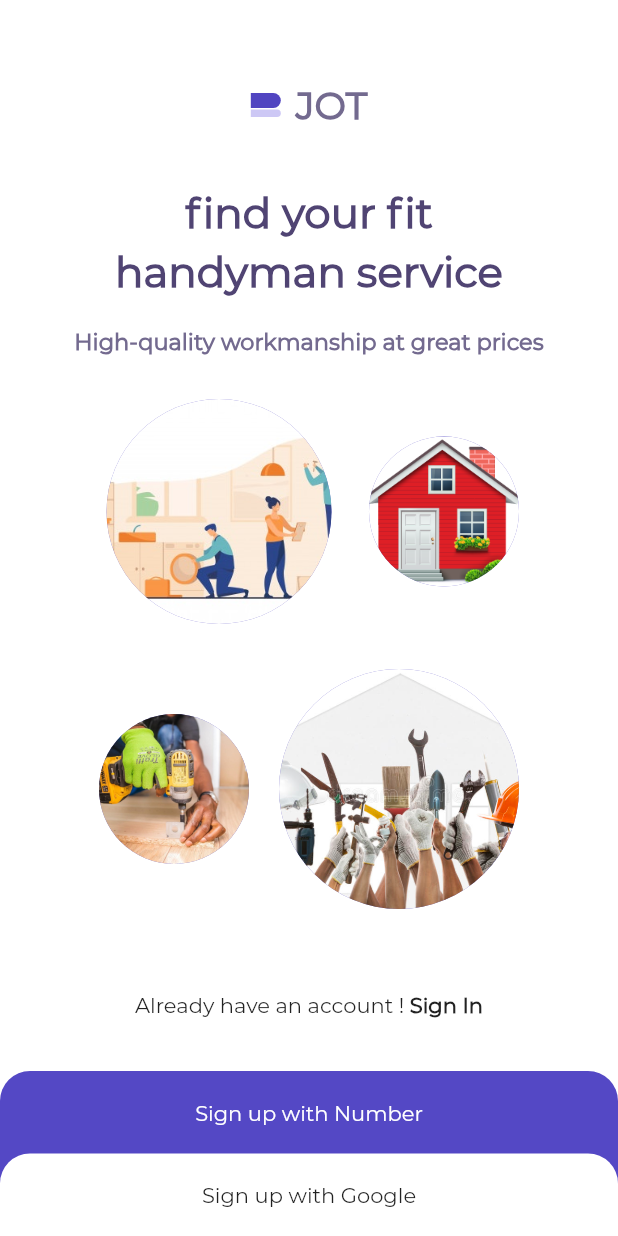
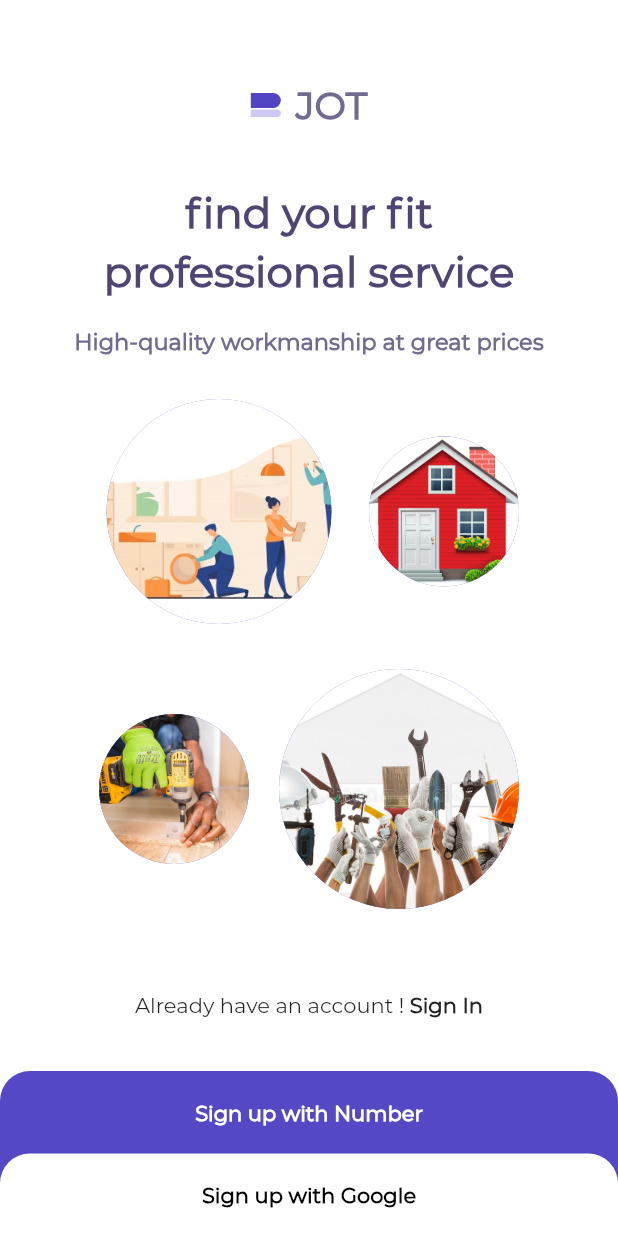
Before and after one commit to KamranAmin786/JOT-Jack_Of_All_Trades, a Flutter app: the screen it shows after launch, after a tap on "Homeowner", on a phone screen of 412 x 824 dp. Run offline on Flutter 3.47's test engine with Material 2 defaults, Android fonts, the phone set to English and light mode, and no system bars; our stand-ins replace cached_network_image, datetime_picker_formfield, easy_localization, firebase_auth, firebase_core, flutter_signin_button and 5 more; missing offline and left inert: google_maps_place_picker; accounts and stored records are empty.

Commit message:
JOT - update 0.2

```diff
--- a/language/en.json
+++ /dev/null
@@ -1,4 +0,0 @@
-{
-  "first_string": "Hello! This is the first message.",
-  "second_string": "If this tutorial helps you, give it a like and subscribe to Reso Coder 😉"
-}
--- a/language/ur.json
+++ /dev/null
@@ -1,4 +0,0 @@
-{
-  "first_string": "Ahoj! Toto je prvá správa.",
-  "second_string": "Ak ti tento tutoriál pomáha, daj mu like a prihlás sa na odber u Reso Codera 😉"
-}
--- a/lib/AppLocalizations .dart
+++ /dev/null
@@ -1,59 +0,0 @@
-import 'dart:async';
-import 'dart:convert';
-import 'package:flutter/material.dart';
-import 'package:flutter/services.dart';
-
-class AppLocalizations {
-  final Locale appLocale;
-
-  AppLocalizations(this.appLocale);
-
-  static AppLocalizations of(BuildContext context) {
-    return Localizations.of<AppLocalizations>(context, AppLocalizations);
-  }
-
-  static const LocalizationsDelegate<AppLocalizations> delegate =
-  _AppLocalizationsDelegate();
-
-  Map<String, String> _localizedStrings;
-
-  Future<bool> load() async {
-    // Load JSON file from the "language" folder
-    String jsonString =
-    await rootBundle.loadString('language/${appLocale.languageCode}.json');
-    Map<String, dynamic> jsonLanguageMap = json.decode(jsonString);
-    _localizedStrings = jsonLanguageMap.map((key, value) {
-      return MapEntry(key, value.toString());
-    });
-    return true;
-  }
-
-  // called from every widget which needs a localized text
-  String translate(String jsonkey) {
-    return _localizedStrings[jsonkey];
-  }
-}
-
-class _AppLocalizationsDelegate
-    extends LocalizationsDelegate<AppLocalizations> {
-  // This delegate instance will never change (it doesn't even have fields!)
-  // It can provide a constant constructor.
-  const _AppLocalizationsDelegate();
-
-  @override
-  bool isSupported(Locale locale) {
-    // Include all of your supported language codes here
-    return ['en', 'ur'].contains(locale.languageCode);
-  }
-
-  @override
-  Future<AppLocalizations> load(Locale locale) async {
-    // AppLocalizations class is where the JSON loading actually runs
-    AppLocalizations localizations = new AppLocalizations(locale);
-    await localizations.load();
-    return localizations;
-  }
-
-  @override
-  bool shouldReload(_AppLocalizationsDelegate old) => false;
-}
--- a/lib/main.dart
+++ b/lib/main.dart
@@ -1,8 +1,7 @@
+import 'package:easy_localization/easy_localization.dart';
 import 'package:firebase_core/firebase_core.dart';
 import 'package:flutter/material.dart';
-import 'package:flutter_localizations/flutter_localizations.dart';
 import 'package:fyp/AppColors.dart';
-import 'package:fyp/AppLocalizations .dart';
 import 'package:fyp/screens/HomeOwner/Interactive/bottom_navigator.dart';
 import 'package:fyp/screens/HomeOwner/Interactive/home_screen.dart';
 import 'package:fyp/screens/HomeOwner/Interactive/profile_screen.dart';
@@ -13,10 +12,22 @@ import 'package:fyp/screens/HomeOwner/Interactive/wallet_screen.dart';
 import 'package:fyp/screens/HomeOwner/SignIn/homeowner_signin_screen.dart';
 import 'package:fyp/welcome_screen.dart';
 
-void main() async {
+Future main() async {
   WidgetsFlutterBinding.ensureInitialized();
+  await EasyLocalization.ensureInitialized();
   await Firebase.initializeApp();
-  runApp(FYP());
+  runApp(
+    EasyLocalization(
+      supportedLocales: [
+        Locale('en', 'US'),
+        Locale('ur', 'PK'),
+      ],
+      path: 'assets/translations',
+      saveLocale: true,
+      fallbackLocale: Locale('en', 'US'),
+      child: FYP(),
+    ),
+  );
 }
 
 class FYP extends StatelessWidget {
@@ -24,28 +35,9 @@ class FYP extends StatelessWidget {
   Widget build(BuildContext context) {
     return MaterialApp(
       debugShowCheckedModeBanner: false,
-      supportedLocales: [
-        Locale( 'en' , 'US' ),
-        Locale( 'ur' , 'PK' ),
-      ],
-
-      localizationsDelegates: [
-        AppLocalizations.delegate,
-        GlobalMaterialLocalizations.delegate,
-        GlobalWidgetsLocalizations.delegate,
-      ],
-
-      localeResolutionCallback: (locale, supportedLocales) {
-        for (var supportedLocaleLanguage in supportedLocales) {
-          if (supportedLocaleLanguage.languageCode == locale.languageCode &&
-              supportedLocaleLanguage.countryCode == locale.countryCode) {
-            return supportedLocaleLanguage;
-          }
-        }
-
-        // If device not support with locale to get language code then default get first on from the list
-        return supportedLocales.last;
-      },
+      localizationsDelegates: context.localizationDelegates,
+      supportedLocales: context.supportedLocales,
+      locale: context.locale,
       routes: {
         ProfileScreen.id: (context) => ProfileScreen(),
         TaskDetailsScreen.id: (context) => TaskDetailsScreen(),
--- a/lib/screens/HomeOwner/Registration/RegistrationMethod.dart
+++ b/lib/screens/HomeOwner/Registration/RegistrationMethod.dart
@@ -1,9 +1,12 @@
+import 'package:firebase_auth/firebase_auth.dart';
 import 'package:flutter/cupertino.dart';
 import 'package:flutter/material.dart';
-import 'package:fyp/screens/HomeOwner/Registration/HomeownerRegistrationPage.dart';
-import 'package:fyp/screens/HomeOwner/Registration/ProfessionalRegistrationPage.dart';
+import 'package:fyp/Professional/ProfessionalHomeScreen.dart';
+import 'package:fyp/screens/HomeOwner/Interactive/bottom_navigator.dart';
 import 'package:fyp/screens/HomeOwner/Registration/RegistrationPage.dart';
 import 'package:fyp/screens/HomeOwner/SignIn/homeowner_signin_screen.dart';
+import 'package:easy_localization/easy_localization.dart';
+import 'package:google_sign_in/google_sign_in.dart';
 
 class RegistrationMethod extends StatefulWidget {
   final String role;
@@ -13,6 +16,8 @@ class RegistrationMethod extends StatefulWidget {
 }
 
 class _RegistrationMethodState extends State<RegistrationMethod> {
+  bool isLoggedIn = false;
+  String name;
   @override
   Widget build(BuildContext context) {
     return Scaffold(
@@ -75,7 +80,7 @@ class _RegistrationMethodState extends State<RegistrationMethod> {
                   height: 40.0,
                 ),
                 Text(
-                  'find your fit',
+                  "text5".tr().toString(),
                   style: TextStyle(
                       color: Color(0xFF504473),
                       fontSize: 28.0,
@@ -86,7 +91,7 @@ class _RegistrationMethodState extends State<RegistrationMethod> {
                   height: 5.0,
                 ),
                 Text(
-                  'handyman service',
+                  "text6".tr().toString(),
                   style: TextStyle(
                       color: Color(0xFF504473),
                       fontSize: 28.0,
@@ -97,7 +102,7 @@ class _RegistrationMethodState extends State<RegistrationMethod> {
                   height: 20.0,
                 ),
                 Text(
-                  'High-quality workmanship at great prices',
+                  "text7".tr().toString(),
                   style: TextStyle(
                     color: Color(0xFF736A8F),
                     fontSize: 15.0,
@@ -157,7 +162,7 @@ class _RegistrationMethodState extends State<RegistrationMethod> {
                     mainAxisAlignment: MainAxisAlignment.center,
                     children: <Widget>[
                       Text(
-                        'Already have an account ! ',
+                        "text8".tr().toString(),
                         style: TextStyle(fontFamily: 'Montserrat'),
                       ),
                       FlatButton(
@@ -165,7 +170,7 @@ class _RegistrationMethodState extends State<RegistrationMethod> {
                         height: 0.0,
                         padding: EdgeInsets.all(0.0),
                         child: Text(
-                          'Sign In',
+                          "text9".tr().toString(),
                           style: TextStyle(
                               fontWeight: FontWeight.bold,
                               fontFamily: 'Montserrat'),
@@ -194,8 +199,7 @@ class _RegistrationMethodState extends State<RegistrationMethod> {
                               ? Navigator.push(
                                   context,
                                   MaterialPageRoute(
-                                      builder: (context) =>
-                                          RegistrationPage(
+                                      builder: (context) => RegistrationPage(
                                             role: widget.role,
                                           )))
                               : Navigator.push(
@@ -208,10 +212,11 @@ class _RegistrationMethodState extends State<RegistrationMethod> {
                         child: Container(
                           child: Center(
                             child: Text(
-                              'Sign up with Number',
+                              "text10".tr().toString(),
                               style: TextStyle(
                                 color: Colors.white,
                                 fontFamily: 'Montserrat',
+                                fontWeight: FontWeight.bold,
                               ),
                             ),
                           ),
@@ -221,15 +226,16 @@ class _RegistrationMethodState extends State<RegistrationMethod> {
                       // sign up with Google
                       InkWell(
                         onTap: () {
-                          //lets go
+                          _googleSignIn();
                         },
                         child: Container(
                           child: Center(
                             child: Text(
-                              'Sign up with Google',
+                              "text11".tr().toString(),
                               style: TextStyle(
-                                  color: Colors.black87,
-                                  fontFamily: 'Montserrat'),
+                                  color: Colors.black,
+                                  fontFamily: 'Montserrat',
+                                  fontWeight: FontWeight.bold),
                             ),
                           ),
                           height: 55.0,
@@ -252,4 +258,38 @@ class _RegistrationMethodState extends State<RegistrationMethod> {
       ),
     );
   }
+
+  _googleSignIn() async {
+    final googleSignIn = GoogleSignIn();
+    final signInAccount = await googleSignIn.signIn();
+
+    final googleAccountAuthentication = await signInAccount.authentication;
+
+    final credential = GoogleAuthProvider.credential(
+        accessToken: googleAccountAuthentication.accessToken,
+        idToken: googleAccountAuthentication.idToken);
+
+    await FirebaseAuth.instance.signInWithCredential(credential);
+
+    if (FirebaseAuth.instance.currentUser != null) {
+      print('Google Authentication Successful');
+      print('${FirebaseAuth.instance.currentUser.displayName} signed in.');
+      print('${FirebaseAuth.instance.currentUser.phoneNumber} phone number.');
+      print('${FirebaseAuth.instance.currentUser.email} phone number.');
+      widget.role == 'Homeowner'
+          ? Navigator.push(context,
+              MaterialPageRoute(builder: (context) => BottomNavigator()))
+          : Navigator.push(
+              context,
+              MaterialPageRoute(
+                  builder: (context) => ProfessionalHomeScreen()));
+
+      setState(() {
+        isLoggedIn = true;
+        name = FirebaseAuth.instance.currentUser.displayName;
+      });
+    } else {
+      print('Unable to sign in');
+    }
+  }
 }
--- a/lib/welcome_screen.dart
+++ b/lib/welcome_screen.dart
@@ -1,6 +1,7 @@
 import 'package:flutter/material.dart';
-import 'package:fyp/AppLocalizations%20.dart';
+import 'package:fyp/AppColors.dart';
 import 'package:fyp/screens/HomeOwner/Registration/RegistrationMethod.dart';
+import 'package:easy_localization/easy_localization.dart';
 
 class WelcomeScreen extends StatefulWidget {
   @override
@@ -26,7 +27,7 @@ class _WelcomeScreenState extends State<WelcomeScreen> {
                 children: <Widget>[
                   Center(
                     child: Text(
-                      'Jack',
+                      "hello".tr().toString(),
                       style: TextStyle(
                           color: Colors.white,
                           fontSize: 28.0,
@@ -39,7 +40,7 @@ class _WelcomeScreenState extends State<WelcomeScreen> {
                   ),
                   Center(
                     child: Text(
-                      AppLocalizations.of(context).translate('first_string'),
+                      "text1".tr().toString(),
                       style: TextStyle(
                           color: Colors.white,
                           fontSize: 28.0,
@@ -61,7 +62,7 @@ class _WelcomeScreenState extends State<WelcomeScreen> {
                   ),
                   Center(
                     child: Text(
-                      'continue as',
+                      "text2".tr().toString(),
                       style: TextStyle(
                           color: Colors.white,
                           fontSize: 28.0,
@@ -70,7 +71,7 @@ class _WelcomeScreenState extends State<WelcomeScreen> {
                     ),
                   ),
                   Padding(
-                    padding: EdgeInsets.symmetric(vertical: 30.0),
+                    padding: EdgeInsets.symmetric(vertical: 60.0),
                     child: Column(
                       children: <Widget>[
                         Container(
@@ -81,9 +82,12 @@ class _WelcomeScreenState extends State<WelcomeScreen> {
                                 borderRadius: BorderRadius.circular(25.0)),
                             color: Colors.white,
                             child: Text(
-                              'Homeowner',
+                              "text3".tr().toString(),
                               style: TextStyle(
-                                  fontSize: 18.0, color: Color(0xFF5145C1)),
+                                  fontSize: 18.0,
+                                  color: Color(0xFF5145C1),
+                                  fontFamily: 'Montserrat',
+                                  fontWeight: FontWeight.bold),
                             ),
                             onPressed: () {
                               role = 'Homeowner';
@@ -108,9 +112,13 @@ class _WelcomeScreenState extends State<WelcomeScreen> {
                             elevation: 10.0,
                             color: Colors.white,
                             child: Text(
-                              'Professional',
+                              "text4".tr().toString(),
                               style: TextStyle(
-                                  fontSize: 18.0, color: Color(0xFF5145C1)),
+                                fontSize: 18.0,
+                                color: Color(0xFF5145C1),
+                                fontFamily: 'Montserrat',
+                                fontWeight: FontWeight.bold,
+                              ),
                             ),
                             onPressed: () {
                               role = 'Professional';
@@ -122,6 +130,35 @@ class _WelcomeScreenState extends State<WelcomeScreen> {
                                           )));
                             },
                           ),
+                        ),
+                        SizedBox(
+                          height: 20.0,
+                        ),
+                        Row(
+                          mainAxisAlignment: MainAxisAlignment.end,
+                          children: <Widget>[
+                            InkWell(
+                              child: Text(
+                                'English (US)',
+                                style: TextStyle(color: colorWhite),
+                              ),
+                              onTap: () {
+                                context.locale = Locale('en', 'US');
+                              },
+                            ),
+                            SizedBox(
+                              width: 20.0,
+                            ),
+                            InkWell(
+                              child: Text(
+                                'اردو',
+                                style: TextStyle(color: colorWhite),
+                              ),
+                              onTap: () {
+                                context.locale = Locale('ur', 'PK');
+                              },
+                            ),
+                          ],
                         ),
                       ],
                     ),
```
Also changed, not shown: assets/translations/en-US.json (added, +44 -0 lines), assets/translations/ur-PK.json (added, +44 -0 lines), lib/AppAssets.dart (+5 -18 lines), lib/screens/HomeOwner/Interactive/home_screen.dart (+22 -21 lines), lib/screens/HomeOwner/Interactive/service_screen.dart (+9 -8 lines), lib/screens/HomeOwner/Registration/HomeownerRegistrationPage.dart (+16 -19 lines), lib/screens/HomeOwner/Registration/RegistrationPage.dart (+28 -28 lines), pubspec.yaml (+3 -5 lines), pubspec.lock, 1 other file.
